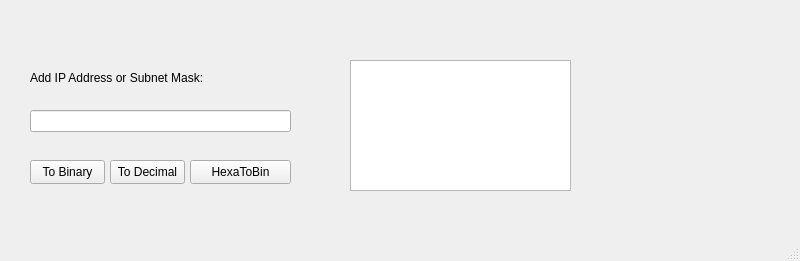
This is binaryultimate.ui in angryatti/binaryips as Qt 5 draws it before an edit. The edited form follows.
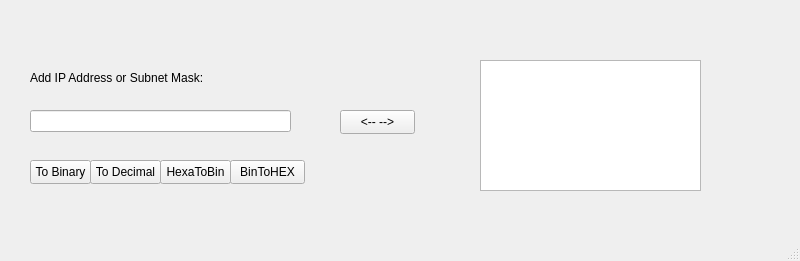
This is the edited form.

```diff
--- a/binaryultimate.ui
+++ b/binaryultimate.ui
@@ -42,7 +42,7 @@
      <rect>
       <x>30</x>
       <y>160</y>
-      <width>75</width>
+      <width>61</width>
       <height>24</height>
      </rect>
     </property>
@@ -53,9 +53,9 @@
    <widget class="QPushButton" name="ToDecimalBT2">
     <property name="geometry">
      <rect>
-      <x>110</x>
+      <x>90</x>
       <y>160</y>
-      <width>75</width>
+      <width>71</width>
       <height>24</height>
      </rect>
     </property>
@@ -66,9 +66,9 @@
    <widget class="QPushButton" name="ToHEXABT3">
     <property name="geometry">
      <rect>
-      <x>190</x>
+      <x>160</x>
       <y>160</y>
-      <width>101</width>
+      <width>71</width>
       <height>24</height>
      </rect>
     </property>
@@ -79,13 +79,39 @@
    <widget class="QTextEdit" name="OutputConvTE1">
     <property name="geometry">
      <rect>
-      <x>350</x>
+      <x>480</x>
       <y>60</y>
       <width>221</width>
       <height>131</height>
      </rect>
     </property>
    </widget>
+   <widget class="QPushButton" name="switchValueBT4">
+    <property name="geometry">
+     <rect>
+      <x>340</x>
+      <y>110</y>
+      <width>75</width>
+      <height>24</height>
+     </rect>
+    </property>
+    <property name="text">
+     <string>&lt;-- --&gt;</string>
+    </property>
+   </widget>
+   <widget class="QPushButton" name="BinToHexBT5">
+    <property name="geometry">
+     <rect>
+      <x>230</x>
+      <y>160</y>
+      <width>75</width>
+      <height>24</height>
+     </rect>
+    </property>
+    <property name="text">
+     <string>BinToHEX</string>
+    </property>
+   </widget>
   </widget>
   <widget class="QMenuBar" name="menubar">
    <property name="geometry">
```
